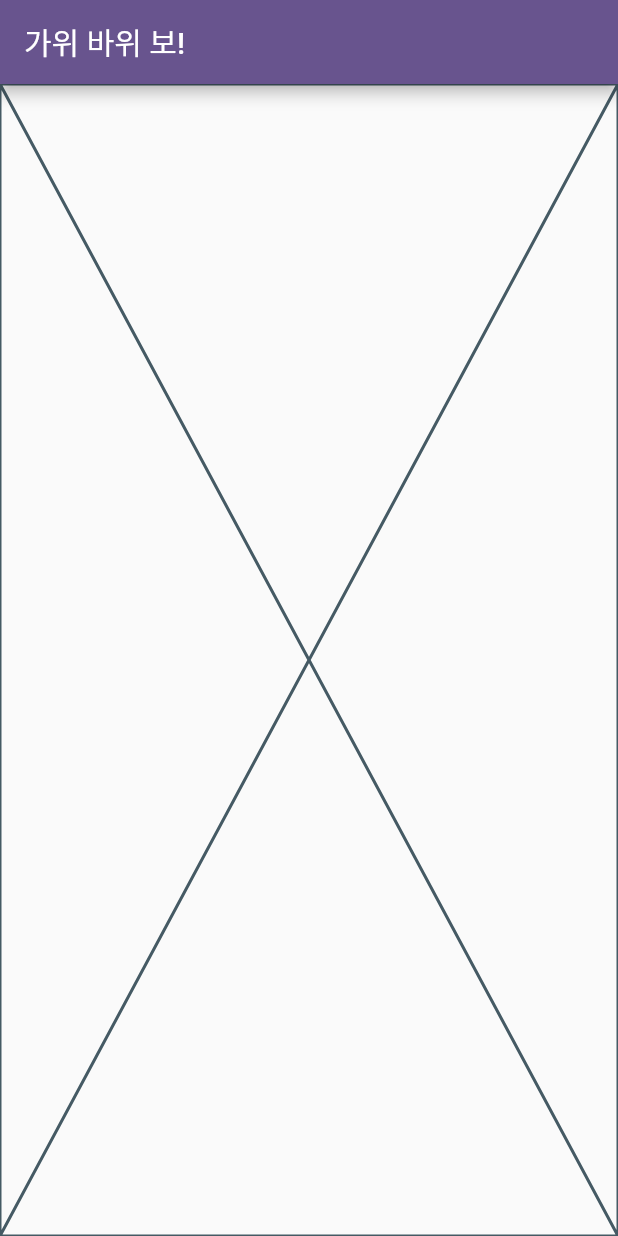
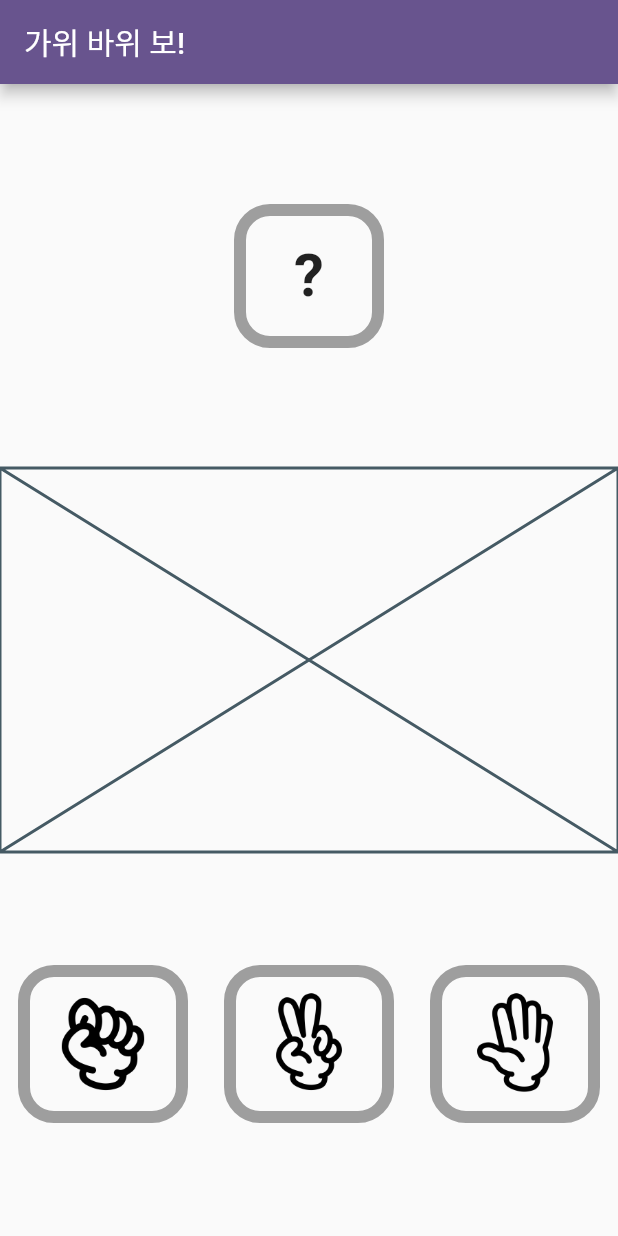
Before and after one commit to CodingHate/fastcampus_flutter_rock_paper_scissors, a Flutter app: the screen it shows after launch, on a phone screen of 412 x 824 dp. Run offline on Flutter 3.47's test engine with Material 3 defaults, Android fonts, the phone set to English and light mode, and no system bars; missing offline and left inert: dart:ffi.

Commit message:
feat: cpu_input, user_input 초기 설정

```diff
--- /dev/null
+++ b/lib/game/enum.dart
@@ -0,0 +1,10 @@
+const assetPath = 'assets/images';
+
+// enum을 이렇게 사용 할 수가 있구나...
+enum InputType {
+  rock,
+  scissors,
+  paper;
+
+  String get path => '$assetPath/$name.png';
+}
--- a/lib/game/game_body.dart
+++ b/lib/game/game_body.dart
@@ -1,4 +1,11 @@
+import 'dart:math';
+
 import 'package:flutter/material.dart';
+
+import 'enum.dart';
+import 'widget/cpu_input.dart';
+import 'widget/game_result.dart';
+import 'widget/user_input.dart';
 
 class GameBody extends StatefulWidget {
   const GameBody({super.key});
@@ -8,8 +15,36 @@ class GameBody extends StatefulWidget {
 }
 
 class _GameBodyState extends State<GameBody> {
+  late bool _isDone; // game에 해당 되는 결과가 나왔는지 확인 하기 위한 변수
+  late InputType? _userInput;
+  late InputType _cpuInput;
+  @override
+  void initState() {
+    super.initState();
+    _isDone = false;
+    setCputInput();
+  }
+
   @override
   Widget build(BuildContext context) {
-    return const Placeholder();
+    return Column(
+      children: [
+        Expanded(child: CpuInput(isDone: _isDone, cpuInput: _cpuInput)),
+        Expanded(child: GameResult(isDone: _isDone)),
+        Expanded(child: UserInput(isDone: _isDone, callback: setUserInput)),
+      ],
+    );
+  }
+
+  void setUserInput(InputType userInput){
+    setState(() {
+      _isDone = true;
+      _userInput = userInput;
+    });
+  }
+
+  void setCputInput(){
+    final random = Random();
+    _cpuInput = InputType.values[random.nextInt(3)];
   }
 }
--- /dev/null
+++ b/lib/game/widget/cpu_input.dart
@@ -0,0 +1,33 @@
+import 'package:flutter/material.dart';
+import 'package:rock_paper_scissors_game/game/widget/input_card.dart';
+
+import '../enum.dart';
+
+class CpuInput extends StatelessWidget {
+  final bool isDone;
+  final InputType cpuInput;
+
+  const CpuInput({required this.isDone, required this.cpuInput, super.key});
+
+  @override
+  Widget build(BuildContext context) {
+    if (isDone) {
+      return Placeholder();
+    }
+
+    return const Center(
+      child: InputCard(
+        child: SizedBox(
+          width: 60,
+          height: 64,
+          child: Center(
+            child: Text(
+              "?",
+              style: TextStyle(fontSize: 40, fontWeight: FontWeight.bold),
+            ),
+          ),
+        ),
+      ),
+    );
+  }
+}
--- /dev/null
+++ b/lib/game/widget/game_result.dart
@@ -0,0 +1,12 @@
+import 'package:flutter/material.dart';
+
+class GameResult extends StatelessWidget {
+  final bool isDone;
+
+  const GameResult({required this.isDone, super.key});
+
+  @override
+  Widget build(BuildContext context) {
+    return const Placeholder();
+  }
+}
--- /dev/null
+++ b/lib/game/widget/input_card.dart
@@ -0,0 +1,46 @@
+import 'package:flutter/material.dart';
+
+class InputCard extends StatelessWidget {
+  final Widget child;
+  final VoidCallback? callback;
+
+  const InputCard({
+    this.callback,
+    required this.child,
+    super.key,
+  });
+
+  @override
+  Widget build(BuildContext context) {
+    return Expanded(
+      child: InkWell(
+        onTap: () => {
+          callback?.call(),
+        },
+        child: InputContents(child: child),
+      ),
+    );
+  }
+}
+
+class InputContents extends StatelessWidget {
+  const InputContents({
+    super.key,
+    required this.child,
+  });
+
+  final Widget child;
+
+  @override
+  Widget build(BuildContext context) {
+    return Container(
+      margin: const EdgeInsets.symmetric(horizontal: 12, vertical: 8),
+      padding: const EdgeInsets.symmetric(horizontal: 12, vertical: 8),
+      decoration: BoxDecoration(
+        borderRadius: BorderRadius.circular(24),
+        border: Border.all(color: Colors.grey, width: 8),
+      ),
+      child: child,
+    );
+  }
+}
--- /dev/null
+++ b/lib/game/widget/user_input.dart
@@ -0,0 +1,31 @@
+import 'dart:ffi';
+
+import 'package:flutter/material.dart';
+import 'package:rock_paper_scissors_game/game/enum.dart';
+
+import 'input_card.dart';
+
+class UserInput extends StatelessWidget {
+  final bool isDone;
+  final Function(InputType) callback;
+
+  const UserInput({required this.isDone, required this.callback, super.key});
+
+  @override
+  Widget build(BuildContext context) {
+  if (isDone) {
+  return Placeholder();
+  }
+
+  return Row(
+  children: _getInputs(callback),
+  );
+  }
+}
+
+List<Widget> _getInputs(Function(InputType) callback) {
+  return InputType.values.map((type) =>
+      InputCard(
+        child: Image.asset(type.path), callback: () => callback.call(type),),
+  ).toList();
+}
--- a/pubspec.yaml
+++ b/pubspec.yaml
@@ -59,9 +59,8 @@ flutter:
   uses-material-design: true
 
   # To add assets to your application, add an assets section, like this:
-  # assets:
-  #   - images/a_dot_burr.jpeg
-  #   - images/a_dot_ham.jpeg
+  assets:
+    - assets/images/
 
   # An image asset can refer to one or more resolution-specific "variants", see
   # https://flutter.dev/assets-and-images/#resolution-aware
```
Also changed, not shown: assets/images/paper.png (added), assets/images/rock.png (added), assets/images/scissors.png (added).
